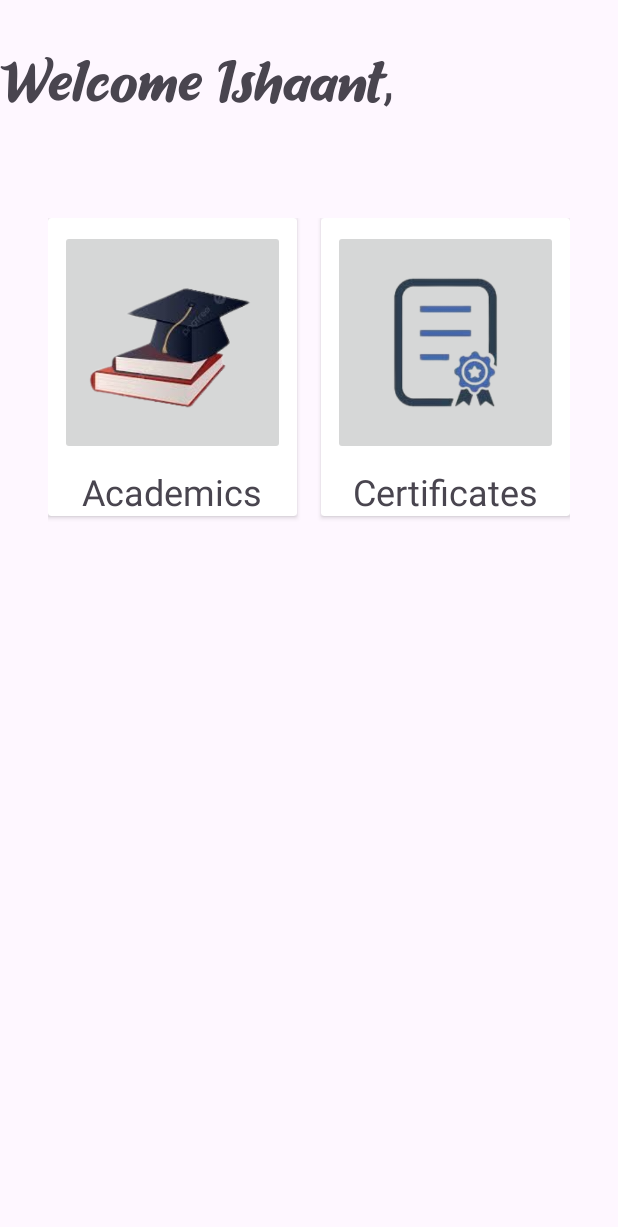
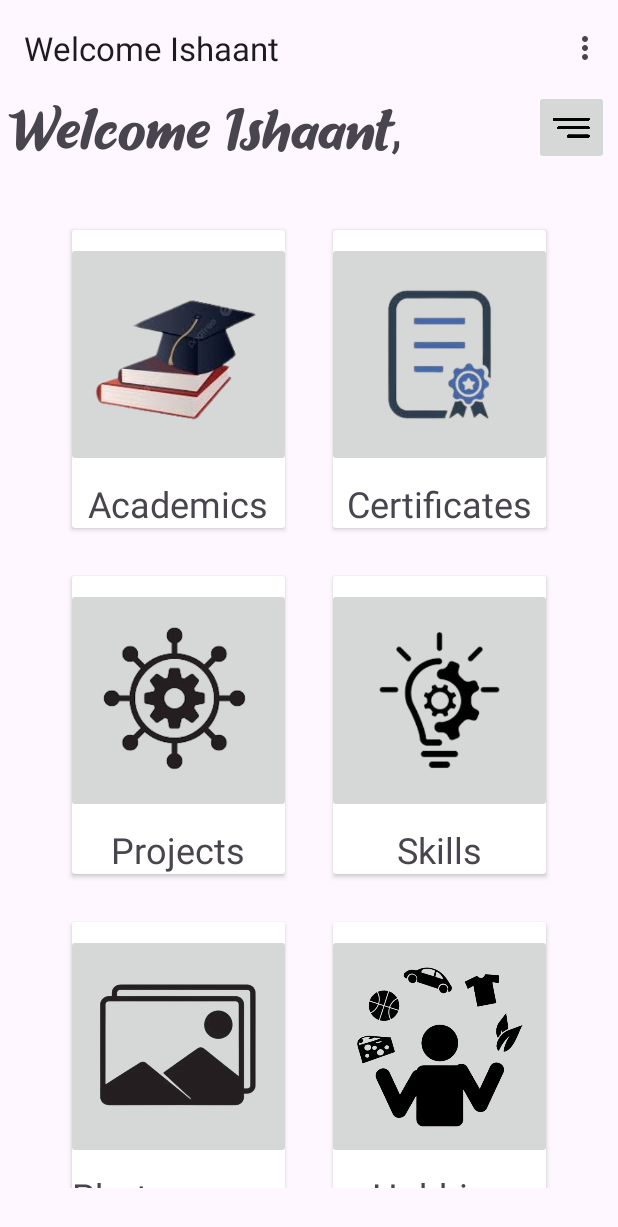
Before and after one commit to ishaant97/AndroidBasics, an Android app: the Portfolio screen opened directly, with no data from a screen before it, on a phone screen of 412 x 824 dp. Shown: the top 1227 px of the screen. Run offline under Robolectric (Android 15) with nearby library versions, the phone set to English and light mode, and no system bars.

Commit message:
CA 2 Done

```diff
--- /dev/null
+++ b/app/src/main/java/com/example/androidbasics/portfolio/Portfolio.kt
@@ -0,0 +1,50 @@
+package com.example.androidbasics.portfolio
+
+import android.content.Intent
+import android.net.Uri
+import android.os.Bundle
+import android.view.Menu
+import android.view.MenuItem
+import android.widget.ImageButton
+import androidx.appcompat.app.AppCompatActivity
+import com.example.androidbasics.R
+
+class Portfolio : AppCompatActivity() {
+    override fun onCreate(savedInstanceState: Bundle?) {
+        super.onCreate(savedInstanceState)
+        setContentView(R.layout.activity_portfolio)
+        setSupportActionBar(findViewById(R.id.portfolioMenubar))
+//        val adademicsCardButton = findViewById<ImageButton>(R.id.academicsCard)
+//
+//        adademicsCardButton.setOnClickListener {
+//            val intent = Intent(this, AcademicsPage::class.java)
+//            startActivity(intent)
+//        }
+    }
+
+    override fun onCreateOptionsMenu(menu: Menu?): Boolean {
+        menuInflater.inflate(R.menu.portfolio_menu, menu)
+        return super.onCreateOptionsMenu(menu)
+    }
+
+    override fun onOptionsItemSelected(item: MenuItem): Boolean {
+        return when (item.itemId) {
+            R.id.emailItem -> {
+                val intent = Intent(Intent.ACTION_VIEW, Uri.parse("mailto:james.a.garfield@examplepetstore.com"))
+                startActivity(intent)
+                true
+            }
+            R.id.contactItem -> {
+                val intent = Intent(Intent.ACTION_DIAL, Uri.parse("tel:1234567890"))
+                startActivity(intent)
+                true
+            }
+            R.id.feedbackItem -> {
+                val intent = Intent(Intent.ACTION_VIEW, Uri.parse("https://www.google.com"))
+                startActivity(intent)
+                true
+            }
+            else -> super.onOptionsItemSelected(item)
+        }
+    }
+}
--- a/app/src/main/res/layout/activity_portfolio.xml
+++ b/app/src/main/res/layout/activity_portfolio.xml
@@ -7,11 +7,17 @@
     android:layout_height="match_parent"
     android:orientation="vertical"
     >
+    <androidx.appcompat.widget.Toolbar
+        android:id="@+id/portfolioMenubar"
+        android:layout_width="match_parent"
+        android:layout_height="wrap_content"
+        app:title="Welcome Ishaant"
+        />
     <LinearLayout
         android:layout_width="match_parent"
         android:layout_height="wrap_content"
         android:orientation="horizontal"
-        android:gravity="center_vertical"
+        android:gravity="center"
         android:layout_weight="1"
         >
         <TextView
@@ -21,27 +27,39 @@
             android:textSize="36sp"
             android:fontFamily="@font/flower_font"
             />
+        <ImageButton
+            android:layout_width="50dp"
+            android:layout_height="50dp"
+            android:src="@drawable/menu_icon_image"
+            android:scaleType="fitCenter"
+            android:layout_marginLeft="88dp"
+            android:clickable="true"
+            />
 
     </LinearLayout>
     <GridLayout
         android:layout_width="match_parent"
         android:layout_height="wrap_content"
-        android:rowCount="2"
-        android:layout_gravity="center"
+        android:columnCount="2"
         android:layout_weight="7"
         android:padding="16dp"
         android:layout_margin="16dp"
+        android:gravity="center"
         >
         <androidx.cardview.widget.CardView
-            android:layout_width="wrap_content"
+            android:id="@+id/academicsCard"
+            android:layout_width="0dp"
             android:layout_height="wrap_content"
-            android:layout_marginRight="16dp"
+            android:layout_margin="16dp"
+            android:layout_columnWeight="1"
+            android:clickable="true"
+            android:focusable="true"
             >
             <LinearLayout
                 android:layout_width="wrap_content"
                 android:layout_height="wrap_content"
                 android:orientation="vertical"
-                android:gravity="center_horizontal"
+                android:gravity="center"
                 >
                 <ImageButton
                     android:layout_width="150dp"
@@ -63,16 +81,19 @@
         </androidx.cardview.widget.CardView>
 
         <androidx.cardview.widget.CardView
-            android:layout_width="wrap_content"
+            android:layout_width="0dp"
             android:layout_height="wrap_content"
+            android:layout_margin="16dp"
+            android:layout_columnWeight="1"
+            android:clickable="true"
+            android:focusable="true"
             >
             <LinearLayout
                 android:layout_width="wrap_content"
                 android:layout_height="wrap_content"
                 android:orientation="vertical"
-                android:gravity="center_horizontal"
+                android:gravity="center"
                 >
-
                 <ImageButton
                     android:layout_width="150dp"
                     android:layout_height="150dp"
@@ -90,5 +111,140 @@
                     />
             </LinearLayout>
         </androidx.cardview.widget.CardView>
+
+
+
+        <androidx.cardview.widget.CardView
+            android:layout_width="0dp"
+            android:layout_height="wrap_content"
+            android:layout_margin="16dp"
+            android:layout_columnWeight="1"
+            android:clickable="true"
+            android:focusable="true"
+            >
+            <LinearLayout
+                android:layout_width="wrap_content"
+                android:layout_height="wrap_content"
+                android:orientation="vertical"
+                android:gravity="center"
+                >
+
+                <ImageButton
+                    android:layout_width="150dp"
+                    android:layout_height="150dp"
+                    android:src="@drawable/project_logo"
+                    android:layout_margin="8dp"
+                    android:padding="16dp"
+                    android:scaleType="fitCenter"
+                    />
+
+                <TextView
+                    android:layout_width="wrap_content"
+                    android:layout_height="wrap_content"
+                    android:text="Projects"
+                    android:textSize="24sp"
+                    />
+            </LinearLayout>
+        </androidx.cardview.widget.CardView>
+
+        <androidx.cardview.widget.CardView
+            android:layout_width="0dp"
+            android:layout_height="wrap_content"
+            android:layout_margin="16dp"
+            android:layout_columnWeight="1"
+            android:clickable="true"
+            android:focusable="true"
+            >
+            <LinearLayout
+                android:layout_width="wrap_content"
+                android:layout_height="wrap_content"
+                android:orientation="vertical"
+                android:gravity="center"
+                >
+
+                <ImageButton
+                    android:layout_width="150dp"
+                    android:layout_height="150dp"
+                    android:src="@drawable/skills_icon"
+                    android:layout_margin="8dp"
+                    android:padding="16dp"
+                    android:scaleType="fitCenter"
+                    />
+
+                <TextView
+                    android:layout_width="wrap_content"
+                    android:layout_height="wrap_content"
+                    android:text="Skills"
+                    android:textSize="24sp"
+                    />
+            </LinearLayout>
+        </androidx.cardview.widget.CardView>
+
+        <androidx.cardview.widget.CardView
+            android:layout_width="0dp"
+            android:layout_height="wrap_content"
+            android:layout_margin="16dp"
+            android:layout_columnWeight="1"
+            android:clickable="true"
+            android:focusable="true"
+            >
+            <LinearLayout
+                android:layout_width="wrap_content"
+                android:layout_height="wrap_content"
+                android:orientation="vertical"
+                android:gravity="center"
+                >
+
+                <ImageButton
+                    android:layout_width="150dp"
+                    android:layout_height="150dp"
+                    android:src="@drawable/gallery_icon"
+                    android:layout_margin="8dp"
+                    android:padding="16dp"
+                    android:scaleType="fitCenter"
+                    />
+
+                <TextView
+                    android:layout_width="wrap_content"
+                    android:layout_height="wrap_content"
+                    android:text="Photo Gallery"
+                    android:textSize="24sp"
+                    />
+            </LinearLayout>
+        </androidx.cardview.widget.CardView>
+
+        <androidx.cardview.widget.CardView
+            android:layout_width="0dp"
+            android:layout_height="wrap_content"
+            android:layout_margin="16dp"
+            android:layout_columnWeight="1"
+            android:clickable="true"
+            android:focusable="true"
+            >
+            <LinearLayout
+                android:layout_width="wrap_content"
+                android:layout_height="wrap_content"
+                android:orientation="vertical"
+                android:gravity="center"
+                >
+
+                <ImageButton
+                    android:layout_width="150dp"
+                    android:layout_height="150dp"
+                    android:src="@drawable/hobbies_icon"
+                    android:layout_margin="8dp"
+                    android:padding="16dp"
+                    android:scaleType="fitCenter"
+                    />
+
+                <TextView
+                    android:layout_width="wrap_content"
+                    android:layout_height="wrap_content"
+                    android:text="Hobbies"
+                    android:textSize="24sp"
+                    />
+            </LinearLayout>
+        </androidx.cardview.widget.CardView>
+
     </GridLayout>
 </LinearLayout>
--- a/app/src/main/res/menu/portfolio_menu.xml
+++ b/app/src/main/res/menu/portfolio_menu.xml
@@ -5,19 +5,18 @@
     <item
         android:title="email"
         android:id="@+id/emailItem"
-        android:icon="@drawable/contacts_logo"
-        app:showAsAction="always"
+        app:showAsAction="never"
         />
     <item
         android:title="contact"
         android:id="@+id/contactItem"
         android:icon="@drawable/contacts_logo"
-        app:showAsAction="always"
+        app:showAsAction="never"
         />
     <item
         android:title="feedback"
         android:id="@+id/feedbackItem"
         android:icon="@drawable/contacts_logo"
-        app:showAsAction="always"
+        app:showAsAction="never"
         />
 </menu>
```
Also changed, not shown: app/src/main/AndroidManifest.xml (+9 -3 lines), app/src/main/java/com/example/androidbasics/CA2.kt (added, +42 -0 lines), app/src/main/java/com/example/androidbasics/Portfolio.kt (deleted, +0 -15 lines), app/src/main/res/layout/activity_ca2.xml (added, +44 -0 lines), app/src/main/res/menu/ca2menu.xml (added, +15 -0 lines), app/src/main/res/drawable/gallery_icon.png (added), app/src/main/res/drawable/hobbies_icon.png (added), app/src/main/res/drawable/menu_icon_image.png (added), app/src/main/res/drawable/project_logo.png (added), app/src/main/res/drawable/skills_icon.png (added).
